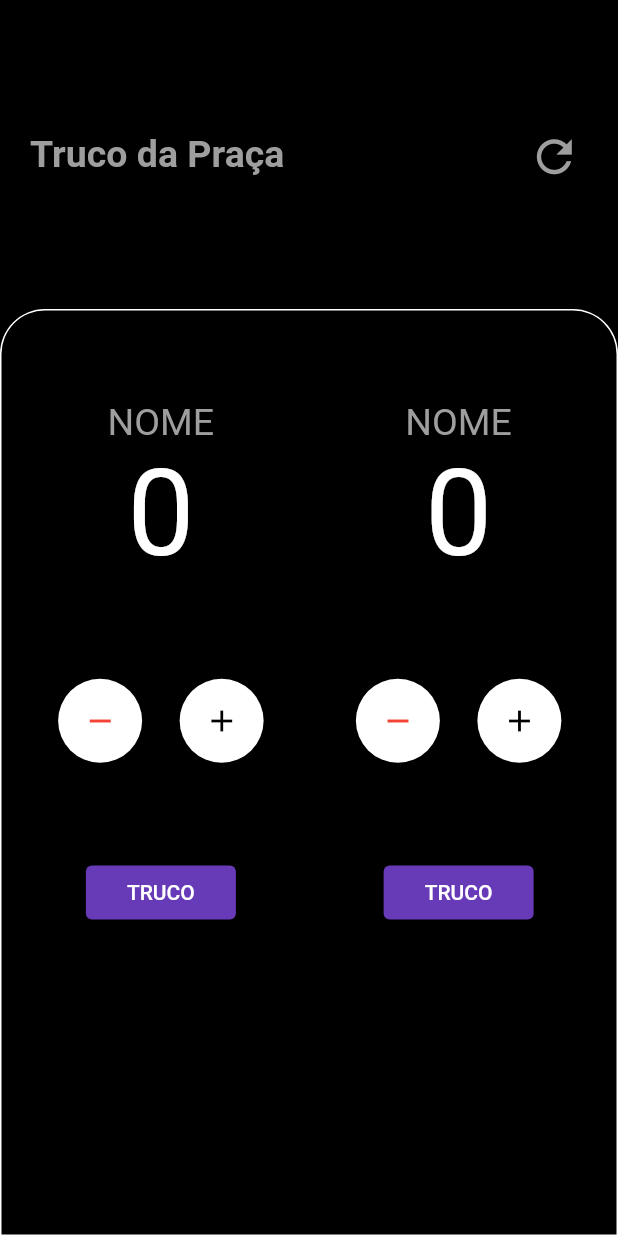
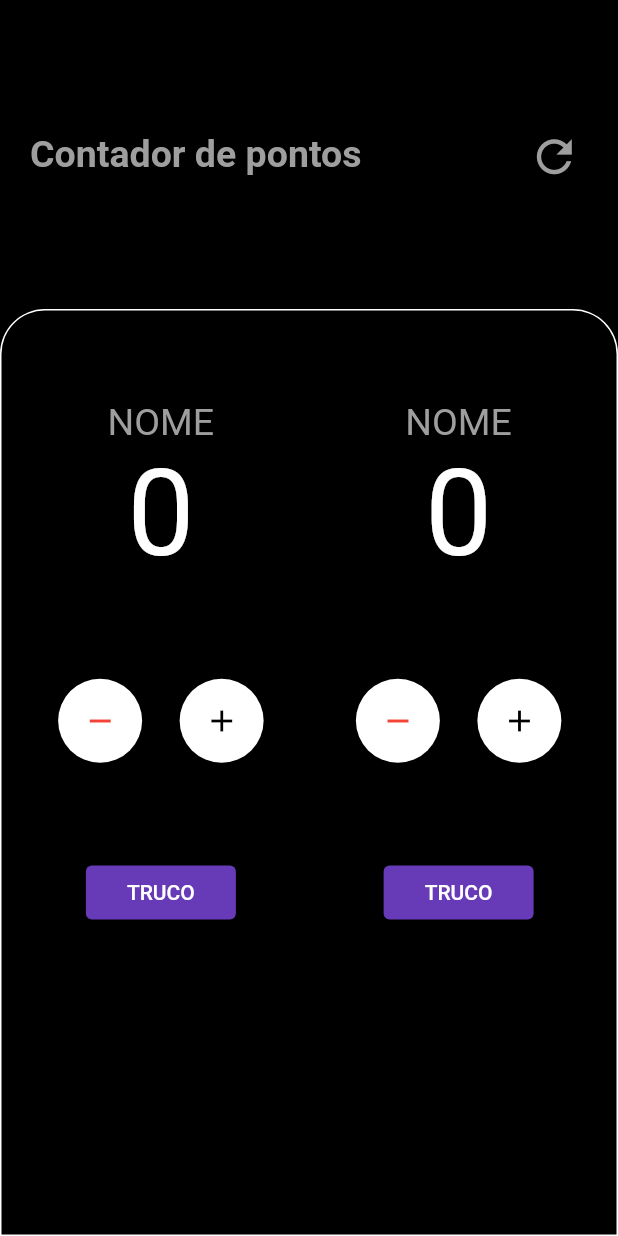
Before and after one commit to claucio-will/contador_truco, a Flutter app: the screen it shows after launch, on a phone screen of 412 x 824 dp. Run offline on Flutter 3.47's test engine with Material 2 defaults, Android fonts, the phone set to English and light mode, and no system bars; our stand-ins replace get.

Commit message:
AppBar title

```diff
--- a/lib/pages/home_page.dart
+++ b/lib/pages/home_page.dart
@@ -31,7 +31,7 @@ class _HomePageState extends State<HomePage> {
                 mainAxisAlignment: MainAxisAlignment.spaceBetween,
                 children: [
                   Text(
-                    'Truco da Praça',
+                    'Contador de pontos',
                     style: TextStyle(
                         fontSize: 25,
                         color: AppColors.grey,
```
